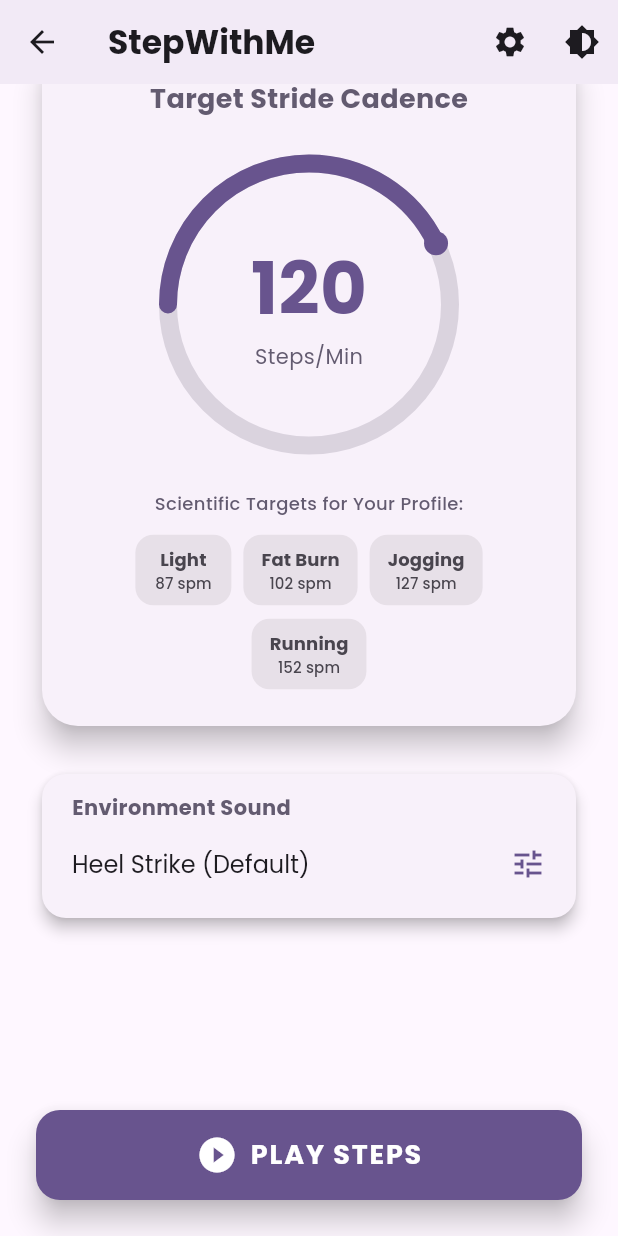
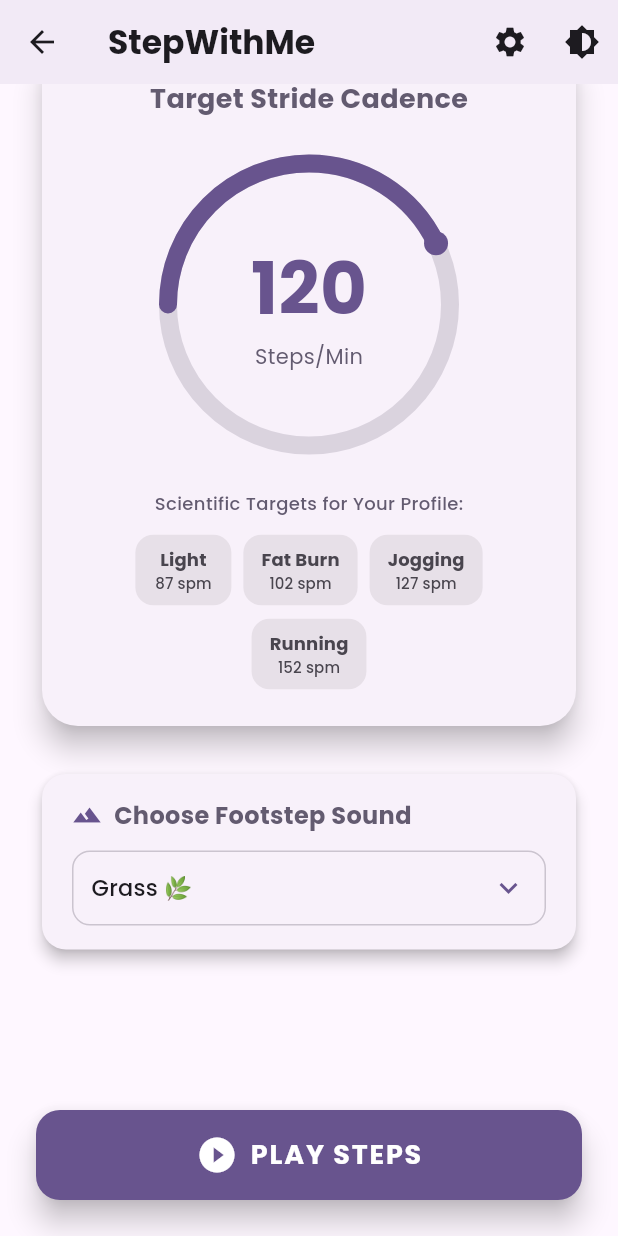
Before and after one commit to hatdoc/StepWithMe, a Flutter app: the HomePage screen opened by its route, scrolled down 213 dp, on a phone screen of 412 x 824 dp. Run offline on Flutter 3.47's test engine with Material 3 defaults, Android fonts, the phone set to English and light mode, and no system bars; drawn by our look-alikes of sleek_circular_slider; our stand-ins replace audioplayers, flutter_riverpod, google_fonts, shared_preferences; accounts and stored records are empty; statements that could not run were skipped.

Commit message:
chore: stabilize audio and fix audioplayers compatibility
- Resolved audioplayers v6.6.0 compilation errors
- Simplified asset management in pubspec.yaml
- Updated deprecated withOpacity to withValues
- Refined sound selection and default state
- Updated blueprint.md with recent improvements

```diff
--- a/lib/app_state.dart
+++ b/lib/app_state.dart
@@ -96,7 +96,7 @@ class AppState {
 class StateService extends StateNotifier<AppState> {
   bool _isLoading = true;
 
-  StateService() : super(AppState(bpm: 120, isPlaying: false, sound: 'heel_strike')) {
+  StateService() : super(AppState(bpm: 120, isPlaying: false, sound: 'walk_on_grass.mp3')) {
     _loadState();
   }
 
@@ -108,7 +108,7 @@ class StateService extends StateNotifier<AppState> {
 
     final newState = AppState(
       bpm: prefs.getInt('bpm') ?? 120,
-      sound: prefs.getString('sound') ?? 'heel_strike',
+      sound: prefs.getString('sound') ?? 'walk_on_grass.mp3',
       height: hStr != null ? double.tryParse(hStr.replaceAll(',', '.')) : null,
       weight: wStr != null ? double.tryParse(wStr.replaceAll(',', '.')) : null,
       age: aStr != null ? int.tryParse(aStr) : null,
--- a/lib/main.dart
+++ b/lib/main.dart
@@ -44,30 +44,37 @@ class AudioService {
     if (kIsWeb) {
       await _audioPlayer.setReleaseMode(ReleaseMode.stop);
     }
+    // Set audio context for background playback if possible
+    await _audioPlayer.setAudioContext(AudioContext(
+      android: const AudioContextAndroid(
+        usageType: AndroidUsageType.assistanceSonification,
+        contentType: AndroidContentType.sonification,
+        audioFocus: AndroidAudioFocus.none,
+      ),
+      iOS: AudioContextIOS(
+        category: AVAudioSessionCategory.playback,
+        options: const {
+          AVAudioSessionOptions.mixWithOthers,
+          AVAudioSessionOptions.duckOthers,
+        },
+      ),
+    ));
     _isInitialized = true;
   }
 
-  Future<void> play(String soundKey) async {
+  Future<void> play(String soundFile) async {
     if (!_isInitialized) await _init();
 
-    String soundFile;
-    switch (soundKey) {
-      case 'heel_strike':
-        soundFile = 'walking_wood_floor.mp3';
-        break;
-      case 'soft_sneaker':
-        soundFile = 'walking_in_forest.mp3';
-        break;
-      default:
-        soundFile = soundKey;
-    }
+    // Use default if mapping is needed, but now we use filenames directly
+    String assetPath = soundFile;
+    if (soundFile == 'heel_strike') assetPath = 'walking_wood_floor.mp3';
+    if (soundFile == 'soft_sneaker') assetPath = 'walking_in_forest.mp3';
 
     try {
       await _audioPlayer.stop();
-      // On web, AssetSource should be just the filename inside assets/audio/ registered in pubspec
-      await _audioPlayer.play(AssetSource('audio/$soundFile'), volume: 1.0);
+      await _audioPlayer.play(AssetSource('audio/$assetPath'), volume: 1.0);
     } catch (e) {
-      developer.log('Playback error for $soundFile: $e', name: 'AudioService', level: 1000);
+      developer.log('Playback error for $assetPath: $e', name: 'AudioService', level: 1000);
     }
   }
 
@@ -80,6 +87,14 @@ final bpmServiceProvider = Provider((ref) {
   final audioService = ref.watch(audioServiceProvider);
   final appState = ref.watch(stateServiceProvider);
   final service = BPMService(audioService, appState);
+
+  // Auto-start if it was already playing when state changed
+  if (appState.isPlaying) {
+    WidgetsBinding.instance.addPostFrameCallback((_) {
+      service.start();
+    });
+  }
+
   ref.onDispose(() => service.stop());
   return service;
 });
@@ -93,14 +108,15 @@ class BPMService {
 
   void start() {
     _timer?.cancel();
-    if (_appState.isPlaying) {
+    if (_appState.bpm <= 0) return;
+
+    // Play the first step immediately
     _audioService.play(_appState.sound);
-      _timer = Timer.periodic(Duration(milliseconds: 60000 ~/ _appState.bpm), (
-        _,
-      ) {
+
+    final interval = Duration(milliseconds: 60000 ~/ _appState.bpm);
+    _timer = Timer.periodic(interval, (_) {
       _audioService.play(_appState.sound);
     });
-    }
   }
 
   void stop() {
@@ -278,7 +294,7 @@ class HomePage extends ConsumerWidget {
                         },
                         appearance: CircularSliderAppearance(
                           customColors: CustomSliderColors(
-                            trackColor: theme.colorScheme.secondary.withOpacity(0.2),
+                            trackColor: theme.colorScheme.secondary.withValues(alpha: 0.2),
                             progressBarColor: theme.colorScheme.primary,
                             dotColor: theme.colorScheme.primary,
                           ),
@@ -417,58 +433,81 @@ class HomePage extends ConsumerWidget {
     final audioService = ref.read(audioServiceProvider);
 
     final soundOptions = [
-      {'label': 'Heel Strike (Default)', 'value': 'heel_strike'},
-      {'label': 'Soft Sneaker', 'value': 'soft_sneaker'},
-      {'label': 'Shallow Water', 'value': 'walk_in_shallow_water.mp3'},
-      {'label': 'Grass', 'value': 'walk_on_grass.mp3'},
-      {'label': 'Muddy Gravel', 'value': 'walk_on_muddy_gravel.mp3'},
-      {'label': 'Rocks', 'value': 'walk_on_rocks.mp3'},
-      {'label': 'Snow', 'value': 'walk_on_snow.mp3'},
-      {'label': 'Solid Metal', 'value': 'walk_on_solid_metal.mp3'},
-      {'label': 'Tile', 'value': 'walk_on_tile.mp3'},
-      {'label': 'Forest Walk', 'value': 'walking_in_forest.mp3'},
-      {'label': 'Gravel Path', 'value': 'walking_on_gravel_path.mp3'},
-      {'label': 'Wood Floor', 'value': 'walking_wood_floor.mp3'},
-      {'label': 'Water Walk (Sweetener)', 'value': 'water_walk_sweetener.mp3'},
+      {'label': 'Grass 🌿', 'value': 'walk_on_grass.mp3'},
+      {'label': 'Forest 🌲', 'value': 'walking_in_forest.mp3'},
+      {'label': 'Gravel Path 🪨', 'value': 'walking_on_gravel_path.mp3'},
+      {'label': 'Rock 🪨', 'value': 'walk_on_rocks.mp3'},
+      {'label': 'Snow ❄️', 'value': 'walk_on_snow.mp3'},
+      {'label': 'Tile 🧱', 'value': 'walk_on_tile.mp3'},
+      {'label': 'Wood Floor 🪵', 'value': 'walking_wood_floor.mp3'},
+      {'label': 'Solid Metal ⚙️', 'value': 'walk_on_solid_metal.mp3'},
+      {'label': 'Shallow Water 💧', 'value': 'walk_in_shallow_water.mp3'},
+      {'label': 'Muddy Gravel 🪨', 'value': 'walk_on_muddy_gravel.mp3'},
     ];
 
+    // Ensure current sound is valid or default to grass
     final currentSound = soundOptions.any((opt) => opt['value'] == appState.sound)
         ? appState.sound
-        : 'heel_strike';
+        : 'walk_on_grass.mp3';
 
     return Card(
       elevation: 4,
       shape: RoundedRectangleBorder(borderRadius: BorderRadius.circular(16)),
       child: Padding(
-        padding: const EdgeInsets.symmetric(horizontal: 20, vertical: 12),
+        padding: const EdgeInsets.symmetric(horizontal: 20, vertical: 16),
         child: Column(
           crossAxisAlignment: CrossAxisAlignment.start,
           children: [
+            Row(
+              children: [
+                Icon(Icons.terrain, color: theme.colorScheme.primary, size: 20),
+                const SizedBox(width: 8),
                 Text(
-              'Environment Sound',
+                  'Choose Footstep Sound',
                   style: GoogleFonts.poppins(
-                fontSize: 14,
+                    fontSize: 16,
                     fontWeight: FontWeight.bold,
                     color: theme.colorScheme.secondary,
                   ),
                 ),
-            const SizedBox(height: 4),
-            DropdownButtonHideUnderline(
+              ],
+            ),
+            const SizedBox(height: 12),
+            Container(
+              padding: const EdgeInsets.symmetric(horizontal: 12),
+              decoration: BoxDecoration(
+                borderRadius: BorderRadius.circular(12),
+                border: Border.all(color: theme.colorScheme.outlineVariant),
+              ),
+              child: DropdownButtonHideUnderline(
                 child: DropdownButton<String>(
                   value: currentSound,
                   isExpanded: true,
-                icon: Icon(Icons.tune, color: theme.colorScheme.primary),
+                  icon: Icon(Icons.keyboard_arrow_down, color: theme.colorScheme.primary),
                   items: soundOptions.map((opt) {
-                  return _buildDropdownItem(opt['label']!, opt['value']!);
+                    return DropdownMenuItem<String>(
+                      value: opt['value'],
+                      child: Text(
+                        opt['label']!,
+                        style: GoogleFonts.poppins(
+                          fontSize: 15,
+                          fontWeight: FontWeight.w500,
+                        ),
+                      ),
+                    );
                   }).toList(),
                   onChanged: (value) async {
                     if (value != null) {
                       stateService.setSound(value);
+                      // Preview sound when selected
+                      if (!appState.isPlaying) {
                         await audioService.play(value);
                       }
+                    }
                   },
-                style: GoogleFonts.poppins(fontSize: 16, color: theme.colorScheme.onSurface),
                   dropdownColor: theme.colorScheme.surface,
+                  borderRadius: BorderRadius.circular(12),
+                ),
               ),
             ),
           ],
@@ -476,8 +515,4 @@ class HomePage extends ConsumerWidget {
       ),
     );
   }
-
-  DropdownMenuItem<String> _buildDropdownItem(String text, String value) {
-    return DropdownMenuItem(value: value, child: Text(text));
 }
-}
--- a/lib/user_info_page.dart
+++ b/lib/user_info_page.dart
@@ -155,7 +155,7 @@ class _UserInfoPageState extends ConsumerState<UserInfoPage> {
         ),
         enabledBorder: OutlineInputBorder(
           borderRadius: BorderRadius.circular(12),
-          borderSide: BorderSide(color: theme.colorScheme.outline.withOpacity(0.3)),
+          borderSide: BorderSide(color: theme.colorScheme.outline.withValues(alpha: 0.3)),
         ),
         focusedBorder: OutlineInputBorder(
           borderRadius: BorderRadius.circular(12),
```
Also changed, not shown: pubspec.yaml (+1 -13 lines), 3 other files. Lines whose indentation alone changed are shown as unchanged.
